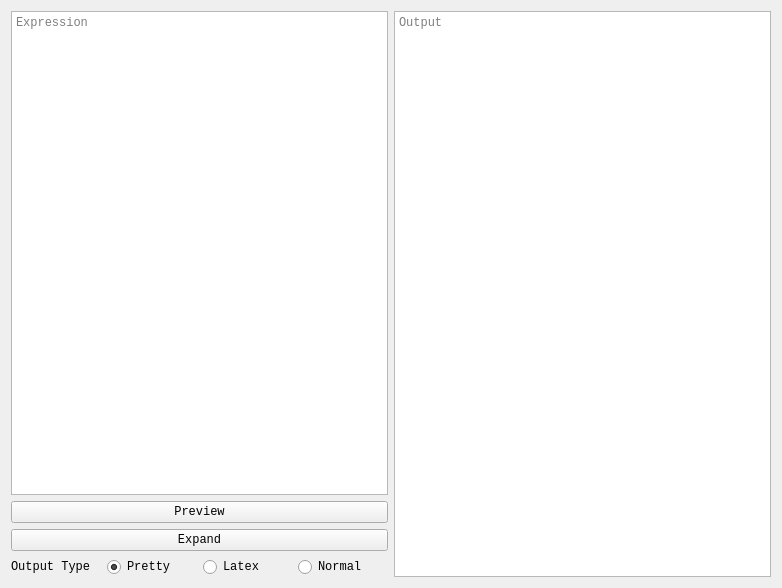
First picture: the form in caspy/qt_assets/tabs/expand.ui, repository Secozzi/CASpy, before the edit.
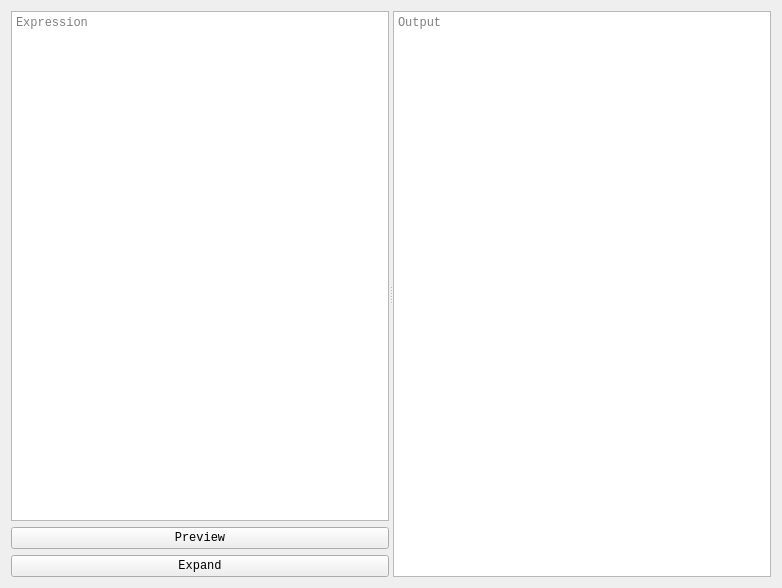
Second picture: the form after the edit.

Commit message: Added view and splitters plus fixed some in formulas tab

The edit to the form file:
```diff
--- a/caspy/qt_assets/tabs/expand.ui
+++ b/caspy/qt_assets/tabs/expand.ui
@@ -18,106 +18,73 @@
   <property name="windowTitle">
    <string>Form</string>
   </property>
-  <layout class="QGridLayout" name="gridLayout_2">
+  <layout class="QGridLayout" name="gridLayout">
    <item row="0" column="0">
-    <layout class="QGridLayout" name="gridLayout">
-     <item row="3" column="0">
-      <widget class="QPushButton" name="ExpCalc">
-       <property name="toolTip">
-        <string>Expand the expression - Shift + Enter</string>
-       </property>
-       <property name="text">
-        <string>Expand</string>
-       </property>
-      </widget>
-     </item>
-     <item row="2" column="0">
-      <widget class="QPushButton" name="ExpPrev">
-       <property name="toolTip">
-        <string>Preview the expression</string>
-       </property>
-       <property name="text">
-        <string>Preview</string>
-       </property>
-      </widget>
-     </item>
-     <item row="4" column="0">
-      <layout class="QHBoxLayout" name="horizontalLayout_3">
+    <widget class="QSplitter" name="splitter">
+     <property name="sizePolicy">
+      <sizepolicy hsizetype="Expanding" vsizetype="Expanding">
+       <horstretch>0</horstretch>
+       <verstretch>0</verstretch>
+      </sizepolicy>
+     </property>
+     <property name="orientation">
+      <enum>Qt::Horizontal</enum>
+     </property>
+     <property name="childrenCollapsible">
+      <bool>false</bool>
+     </property>
+     <widget class="QWidget" name="verticalLayoutWidget">
+      <layout class="QVBoxLayout" name="verticalLayout">
        <item>
-        <widget class="QLabel" name="ExpOutType">
-         <property name="toolTip">
-          <string>Format of output</string>
+        <widget class="QTextEdit" name="ExpExp">
+         <property name="sizePolicy">
+          <sizepolicy hsizetype="Expanding" vsizetype="Ignored">
+           <horstretch>0</horstretch>
+           <verstretch>0</verstretch>
+          </sizepolicy>
          </property>
-         <property name="text">
-          <string>Output Type</string>
-         </property>
-        </widget>
-       </item>
-       <item>
-        <widget class="QRadioButton" name="ExpPP">
          <property name="toolTip">
           <string>Pretty print</string>
          </property>
-         <property name="text">
-          <string>Pretty</string>
+         <property name="lineWrapMode">
+          <enum>QTextEdit::NoWrap</enum>
          </property>
-         <property name="checked">
-          <bool>true</bool>
+         <property name="placeholderText">
+          <string>Expression</string>
          </property>
         </widget>
        </item>
        <item>
-        <widget class="QRadioButton" name="ExpLatex">
+        <widget class="QPushButton" name="ExpPrev">
          <property name="toolTip">
           <string>Latex</string>
          </property>
          <property name="text">
-          <string>Latex</string>
+          <string>Preview</string>
          </property>
         </widget>
        </item>
        <item>
-        <widget class="QRadioButton" name="ExpNormal">
+        <widget class="QPushButton" name="ExpCalc">
          <property name="toolTip">
           <string>Normal - no special format</string>
          </property>
          <property name="text">
-          <string>Normal</string>
+          <string>Expand</string>
          </property>
         </widget>
        </item>
       </layout>
-     </item>
-     <item row="0" column="1" rowspan="5">
-      <widget class="QTextBrowser" name="ExpOut">
-       <property name="toolTip">
-        <string>Expanded Answer</string>
-       </property>
-       <property name="placeholderText">
-        <string>Output</string>
-       </property>
-      </widget>
-     </item>
-     <item row="0" column="0" rowspan="2">
-      <widget class="QTextEdit" name="ExpExp">
-       <property name="sizePolicy">
-        <sizepolicy hsizetype="Expanding" vsizetype="Ignored">
-         <horstretch>0</horstretch>
-         <verstretch>0</verstretch>
-        </sizepolicy>
-       </property>
-       <property name="toolTip">
-        <string>Expression</string>
-       </property>
-       <property name="lineWrapMode">
-        <enum>QTextEdit::NoWrap</enum>
-       </property>
-       <property name="placeholderText">
-        <string>Expression</string>
-       </property>
-      </widget>
-     </item>
-    </layout>
+     </widget>
+     <widget class="QTextBrowser" name="ExpOut">
+      <property name="toolTip">
+       <string>Expanded Answer</string>
+      </property>
+      <property name="placeholderText">
+       <string>Output</string>
+      </property>
+     </widget>
+    </widget>
    </item>
   </layout>
  </widget>
```
Left out of the diff: 6 changed lines with no effect on the pictures. The commit also changes 18 other files.
